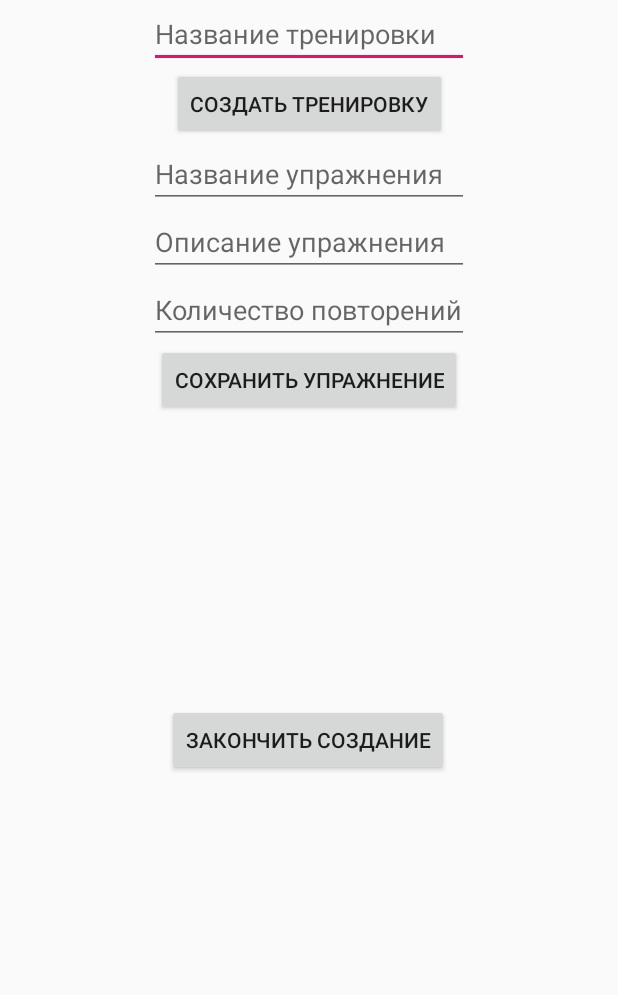
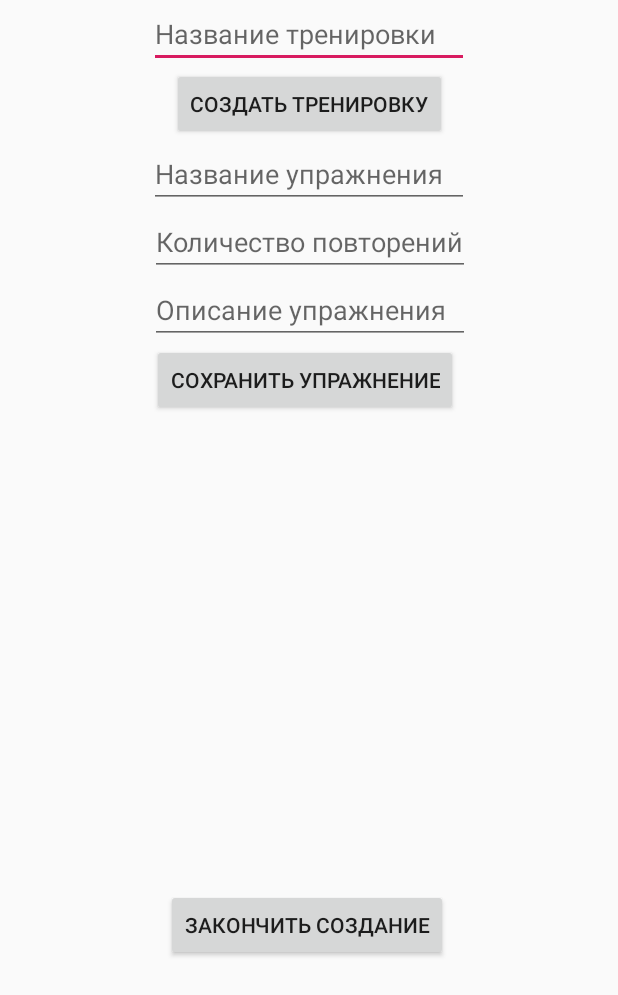
Before and after one commit to Pobiguylo/MyProject, an Android app: the AddActivity screen opened directly, with no data from a screen before it, after a tap on "СОХРАНИТЬ УПРАЖНЕНИЕ", on a phone screen of 412 x 824 dp. Shown: the top 995 px of the screen. Run offline under Robolectric (Android 15) with nearby library versions, the phone set to English and light mode, and no system bars.

Commit message:
Процесс картинок

```diff
--- a/app/src/main/java/com/example/knead_yourself/AddActivity.java
+++ b/app/src/main/java/com/example/knead_yourself/AddActivity.java
@@ -11,9 +11,12 @@ import android.content.DialogInterface;
 import android.database.sqlite.SQLiteDatabase;
 import android.os.Build;
 import android.os.Bundle;
+import android.text.Editable;
+import android.text.TextWatcher;
 import android.view.View;
 import android.widget.Button;
 import android.widget.EditText;
+import android.widget.TextView;
 import android.widget.Toast;
 import java.util.Objects;
 import static com.example.knead_yourself.DataBase.COLUMN_EXERCISE_DESCRIPTION;
@@ -35,7 +38,7 @@ public class AddActivity extends AppCompatActivity {
     SQLiteDatabase db;
     Trainings trainings;
     Exercise exercise;
-
+    TextView descTex;
     public static class CustomDialogFragment extends DialogFragment {
         @NonNull
         public Dialog onCreateDialog(Bundle savedInstanceState) {
@@ -70,13 +73,15 @@ public class AddActivity extends AppCompatActivity {
         this.conTr = findViewById(R.id.baddTr);
         this.conEx = findViewById(R.id.coEx);
         this.end = findViewById(R.id.end);
-
+        this.descTex = findViewById(R.id.descText);
         DataBase dataBase = new DataBase(this);
         db = dataBase.getReadableDatabase();
 
         final long[] trID = new long[1];
         final ContentValues cv  =new ContentValues();
         final ContentValues cv1  =new ContentValues();
+
+
 
             conTr.setOnClickListener(new View.OnClickListener() {
                 @Override
@@ -91,10 +96,27 @@ public class AddActivity extends AppCompatActivity {
                 }
             });
 
+            descEx.addTextChangedListener(new TextWatcher() {
+                @Override
+                public void onTextChanged(CharSequence s, int start, int before, int count) {
+                    String s1 =descEx.getText().toString();
+                    descTex.setText(s1);
+                }
+
+                @Override
+                public void beforeTextChanged(CharSequence s, int start, int count,
+                                              int after) {
+                }
+                @Override
+                public void afterTextChanged(Editable s) {
+
+                }
+            });
+
                 conEx.setOnClickListener(new View.OnClickListener() {
                     @Override
                     public void onClick(View v) {
-                        if (nameEx.getText().toString().equals("") || descEx.getText().toString().equals("")|| scoreEx.getText().toString().equals("")){
+                        if (nameEx.getText().toString().equals("") || descEx.getText().toString().equals("")|| scoreEx.getText().toString().equals("")|| nameTr.getText().toString().equals("")){
                         Toast.makeText(AddActivity.this, "Введите все  данные по упражнениям", Toast.LENGTH_SHORT).show();
                     } else {
                             exercise = new Exercise(nameEx.getText().toString(), descEx.getText().toString(), scoreEx.getText().toString(), trID[0]);
@@ -104,6 +126,9 @@ public class AddActivity extends AppCompatActivity {
                             cv1.put(COLUMN_TRAININGS_ID, exercise.getTrID());
                             trainings.add(exercise);
                             long exID = db.insert(TABLE_EXERCISE, null, cv1);
+                            nameEx.setText("");
+                            descEx.setText("");
+                            scoreEx.setText("");
                         }
                     }
                 });
--- a/app/src/main/res/layout/activity_add.xml
+++ b/app/src/main/res/layout/activity_add.xml
@@ -45,8 +45,9 @@
         android:hint="@string/desEx"
         android:inputType="textPersonName"
         app:layout_constraintEnd_toEndOf="parent"
+        app:layout_constraintHorizontal_bias="0.502"
         app:layout_constraintStart_toStartOf="parent"
-        app:layout_constraintTop_toBottomOf="@+id/namEx" />
+        app:layout_constraintTop_toBottomOf="@+id/scrEx" />
 
     <EditText
         android:id="@+id/scrEx"
@@ -56,8 +57,9 @@
         android:hint="@string/scEx"
         android:inputType="textPersonName"
         app:layout_constraintEnd_toEndOf="parent"
+        app:layout_constraintHorizontal_bias="0.502"
         app:layout_constraintStart_toStartOf="parent"
-        app:layout_constraintTop_toBottomOf="@+id/desEx" />
+        app:layout_constraintTop_toBottomOf="@+id/namEx" />
 
     <Button
         android:id="@+id/coEx"
@@ -65,15 +67,27 @@
         android:layout_height="wrap_content"
         android:text="@string/conEx"
         app:layout_constraintEnd_toEndOf="parent"
+        app:layout_constraintHorizontal_bias="0.487"
         app:layout_constraintStart_toStartOf="parent"
-        app:layout_constraintTop_toBottomOf="@+id/scrEx" />
+        app:layout_constraintTop_toBottomOf="@+id/desEx" />
 
     <Button
         android:id="@+id/end"
         android:layout_width="wrap_content"
         android:layout_height="wrap_content"
-        android:layout_marginTop="192dp"
+        android:layout_marginTop="128dp"
         android:text="@string/end"
+        app:layout_constraintEnd_toEndOf="parent"
+        app:layout_constraintHorizontal_bias="0.495"
+        app:layout_constraintStart_toStartOf="parent"
+        app:layout_constraintTop_toBottomOf="@+id/descText" />
+
+    <TextView
+        android:id="@+id/descText"
+        android:layout_width="wrap_content"
+        android:layout_height="wrap_content"
+        android:layout_marginTop="168dp"
+        android:textColor="#000000"
         app:layout_constraintEnd_toEndOf="parent"
         app:layout_constraintHorizontal_bias="0.498"
         app:layout_constraintStart_toStartOf="parent"
```
